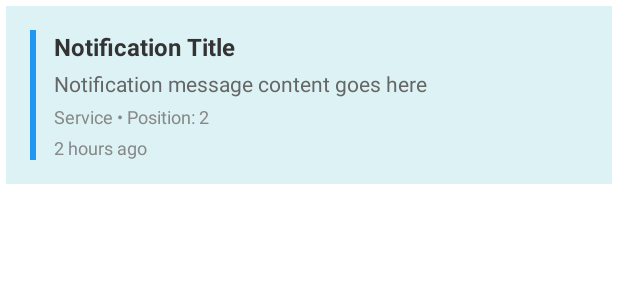
After one commit to dunstan-19/myAndroidsmartQproject, an Android app: the layout item_notification.xml on its own in the app's theme, with its tools: preview values and no code run, on a phone screen of 412 x 824 dp. The commit adds this screen. Shown: the top 300 px of the screen. Run offline under Robolectric (Android 15) with nearby library versions, the phone set to English and light mode, and no system bars.

Commit message:
Updated the application UI

```diff
--- a/app/src/main/java/com/example/hello/cover.java
+++ b/app/src/main/java/com/example/hello/cover.java
@@ -53,7 +53,6 @@ public class cover extends AppCompatActivity {
             finish(); // Close the cover activity
         });
     }
-
     private void startAutoScroll() {
         final Handler handler = new Handler();
         final Runnable update = new Runnable() {
--- /dev/null
+++ b/app/src/main/res/layout/item_notification.xml
@@ -0,0 +1,62 @@
+<?xml version="1.0" encoding="utf-8"?>
+<LinearLayout xmlns:android="http://schemas.android.com/apk/res/android"
+    android:layout_width="match_parent"
+    android:layout_height="wrap_content"
+    android:orientation="horizontal"
+    android:background="@color/whiteblue"
+    android:padding="16dp"
+    android:layout_margin="4dp">
+
+    <!-- Unread Indicator -->
+    <View
+        android:id="@+id/unreadIndicator"
+        android:layout_width="4dp"
+        android:layout_height="match_parent"
+        android:background="#2196F3"
+        android:layout_marginEnd="12dp" />
+
+    <LinearLayout
+        android:layout_width="0dp"
+        android:layout_height="wrap_content"
+        android:layout_weight="1"
+        android:orientation="vertical">
+
+        <TextView
+            android:id="@+id/notificationTitle"
+            android:layout_width="match_parent"
+            android:layout_height="wrap_content"
+            android:text="Notification Title"
+            android:textSize="16sp"
+            android:textStyle="bold"
+            android:textColor="#333333" />
+
+        <TextView
+            android:id="@+id/notificationMessage"
+            android:layout_width="match_parent"
+            android:layout_height="wrap_content"
+            android:text="Notification message content goes here"
+            android:textSize="14sp"
+            android:textColor="#666666"
+            android:layout_marginTop="4dp" />
+
+        <TextView
+            android:id="@+id/notificationService"
+            android:layout_width="match_parent"
+            android:layout_height="wrap_content"
+            android:text="Service • Position: 2"
+            android:textSize="12sp"
+            android:textColor="#888888"
+            android:layout_marginTop="4dp" />
+
+        <TextView
+            android:id="@+id/notificationTime"
+            android:layout_width="match_parent"
+            android:layout_height="wrap_content"
+            android:text="2 hours ago"
+            android:textSize="12sp"
+            android:textColor="#888888"
+            android:layout_marginTop="4dp" />
+
+    </LinearLayout>
+
+</LinearLayout>
--- a/gradle/libs.versions.toml
+++ b/gradle/libs.versions.toml
@@ -1,5 +1,5 @@
 [versions]
-agp = "8.13.0"
+agp = "8.5.0"
 appcompatVersion = "1.4.0"
 compiler = "4.15.1"
 constraintlayoutVersion = "2.1.2"
```
Also changed, not shown: app/src/main/AndroidManifest.xml (+8 -2 lines), app/src/main/java/com/example/hello/Notification.java (added, +47 -0 lines), app/src/main/java/com/example/hello/NotificationAdapter.java (added, +78 -0 lines), app/src/main/java/com/example/hello/NotificationsActivity.java (added, +132 -0 lines), app/src/main/java/com/example/hello/QueueNotificationService.java (added, +154 -0 lines), app/src/main/java/com/example/hello/chooseActivity.java (+89 -9 lines), app/src/main/res/layout/activity_notifications.xml (added, +77 -0 lines).
